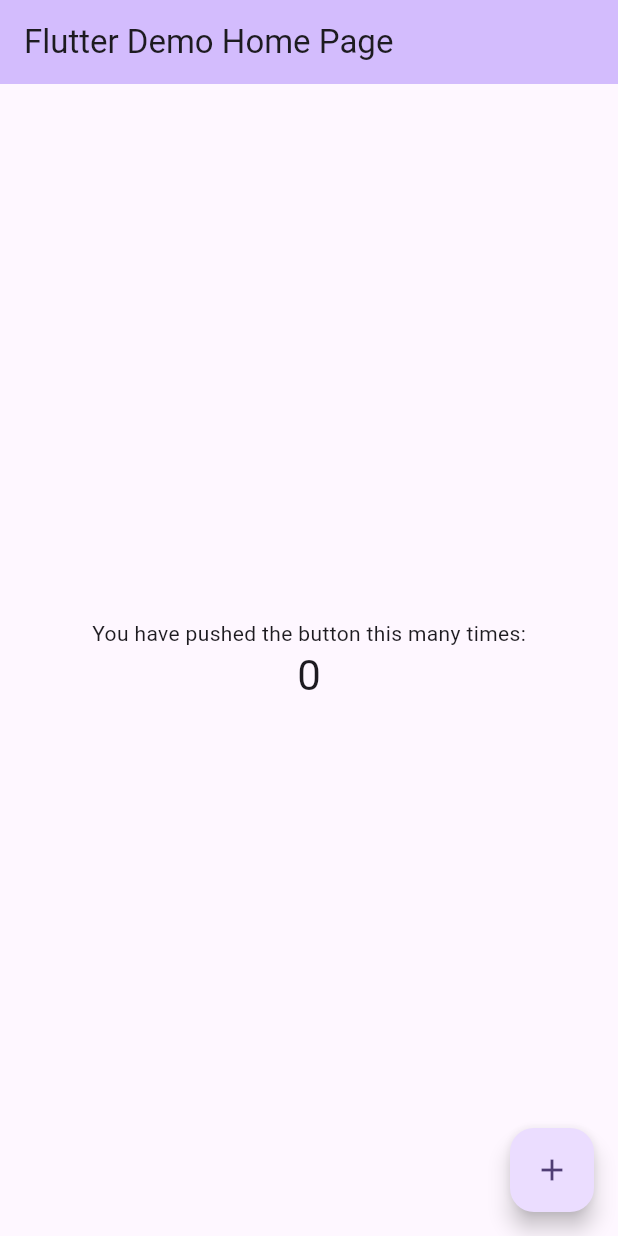
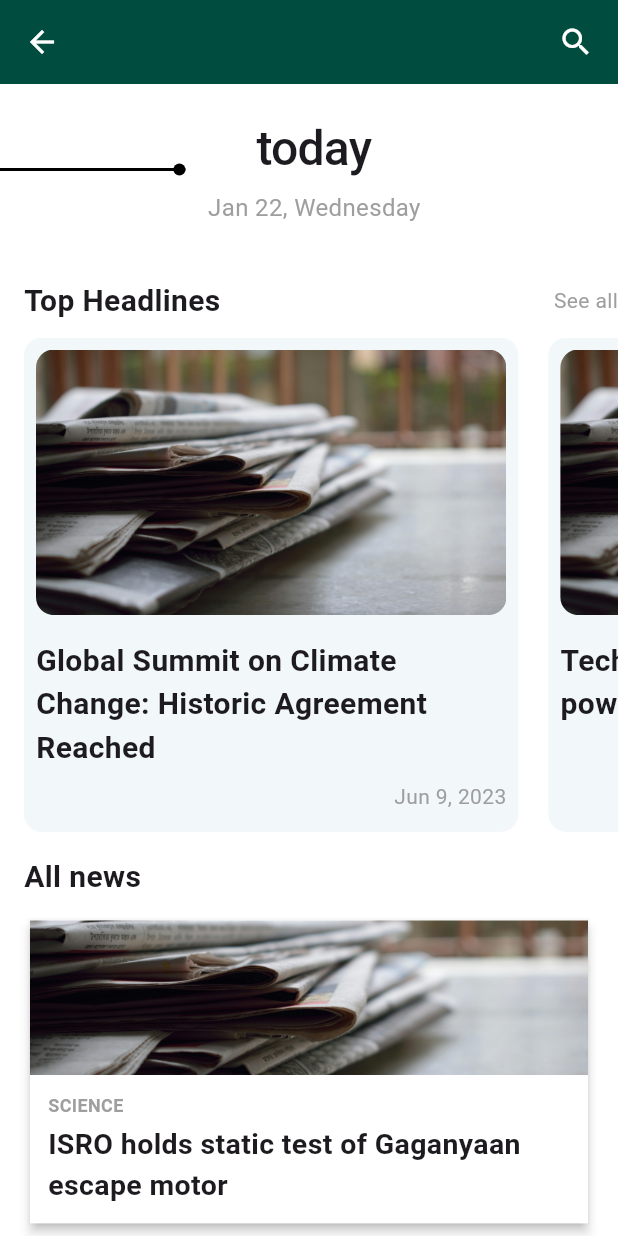
Before and after one commit to Niyaljacob/NewsPulse, a Flutter app: the screen it shows after launch, on a phone screen of 412 x 824 dp. Run offline on Flutter 3.47's test engine with Material 3 defaults, Android fonts, the light colour scheme and no system bars.

Commit message:
compled the ui of home page

```diff
--- a/lib/main.dart
+++ b/lib/main.dart
@@ -1,4 +1,5 @@
 import 'package:flutter/material.dart';
+import 'package:newspulse/view/splashScreen/splash_screen.dart';
 
 void main() {
   runApp(const MyApp());
@@ -7,119 +8,14 @@
 class MyApp extends StatelessWidget {
   const MyApp({super.key});
 
-  // This widget is the root of your application.
   @override
   Widget build(BuildContext context) {
     return MaterialApp(
-      title: 'Flutter Demo',
       theme: ThemeData(
-        // This is the theme of your application.
-        //
-        // TRY THIS: Try running your application with "flutter run". You'll see
-        // the application has a purple toolbar. Then, without quitting the app,
-        // try changing the seedColor in the colorScheme below to Colors.green
-        // and then invoke "hot reload" (save your changes or press the "hot
-        // reload" button in a Flutter-supported IDE, or press "r" if you used
-        // the command line to start the app).
-        //
-        // Notice that the counter didn't reset back to zero; the application
-        // state is not lost during the reload. To reset the state, use hot
-        // restart instead.
-        //
-        // This works for code too, not just values: Most code changes can be
-        // tested with just a hot reload.
-        colorScheme: ColorScheme.fromSeed(seedColor: Colors.deepPurple),
-        useMaterial3: true,
+
       ),
-      home: const MyHomePage(title: 'Flutter Demo Home Page'),
+      debugShowCheckedModeBanner: false,
+      home: SplashScreen()
     );
   }
 }
-
-class MyHomePage extends StatefulWidget {
-  const MyHomePage({super.key, required this.title});
-
-  // This widget is the home page of your application. It is stateful, meaning
-  // that it has a State object (defined below) that contains fields that affect
-  // how it looks.
-
-  // This class is the configuration for the state. It holds the values (in this
-  // case the title) provided by the parent (in this case the App widget) and
-  // used by the build method of the State. Fields in a Widget subclass are
-  // always marked "final".
-
-  final String title;
-
-  @override
-  State<MyHomePage> createState() => _MyHomePageState();
-}
-
-class _MyHomePageState extends State<MyHomePage> {
-  int _counter = 0;
-
-  void _incrementCounter() {
-    setState(() {
-      // This call to setState tells the Flutter framework that something has
-      // changed in this State, which causes it to rerun the build method below
-      // so that the display can reflect the updated values. If we changed
-      // _counter without calling setState(), then the build method would not be
-      // called again, and so nothing would appear to happen.
-      _counter++;
-    });
-  }
-
-  @override
-  Widget build(BuildContext context) {
-    // This method is rerun every time setState is called, for instance as done
-    // by the _incrementCounter method above.
-    //
-    // The Flutter framework has been optimized to make rerunning build methods
-    // fast, so that you can just rebuild anything that needs updating rather
-    // than having to individually change instances of widgets.
-    return Scaffold(
-      appBar: AppBar(
-        // TRY THIS: Try changing the color here to a specific color (to
-        // Colors.amber, perhaps?) and trigger a hot reload to see the AppBar
-        // change color while the other colors stay the same.
-        backgroundColor: Theme.of(context).colorScheme.inversePrimary,
-        // Here we take the value from the MyHomePage object that was created by
-        // the App.build method, and use it to set our appbar title.
-        title: Text(widget.title),
-      ),
-      body: Center(
-        // Center is a layout widget. It takes a single child and positions it
-        // in the middle of the parent.
-        child: Column(
-          // Column is also a layout widget. It takes a list of children and
-          // arranges them vertically. By default, it sizes itself to fit its
-          // children horizontally, and tries to be as tall as its parent.
-          //
-          // Column has various properties to control how it sizes itself and
-          // how it positions its children. Here we use mainAxisAlignment to
-          // center the children vertically; the main axis here is the vertical
-          // axis because Columns are vertical (the cross axis would be
-          // horizontal).
-          //
-          // TRY THIS: Invoke "debug painting" (choose the "Toggle Debug Paint"
-          // action in the IDE, or press "p" in the console), to see the
-          // wireframe for each widget.
-          mainAxisAlignment: MainAxisAlignment.center,
-          children: <Widget>[
-            const Text(
-              'You have pushed the button this many times:',
-            ),
-            Text(
-              '$_counter',
-              style: Theme.of(context).textTheme.headlineMedium,
-            ),
-          ],
-        ),
-      ),
-      floatingActionButton: FloatingActionButton(
-        onPressed: _incrementCounter,
-        tooltip: 'Increment',
-        child: const Icon(Icons.add),
-      ), // This trailing comma makes auto-formatting nicer for build methods.
-    );
-  }
-}
--- /dev/null
+++ b/lib/utils/color.dart
@@ -0,0 +1,10 @@
+import 'package:flutter/material.dart';
+
+const whiteColor = Colors.white;
+const cardColor = Color.fromARGB(255, 242, 247, 249);
+const black = Colors.black;
+const grey = Colors.grey;
+const red =Colors.red;
+const green = Colors.green;
+const locationIcon = Color(0xFF2FDF84);
+const searchColor = Color.fromRGBO(238, 238, 238, 1.0);
--- /dev/null
+++ b/lib/utils/image.dart
@@ -0,0 +1 @@
+const splashImg = 'assets/splashimg.png';
--- /dev/null
+++ b/lib/view/home/home_screen.dart
@@ -0,0 +1,248 @@
+import 'package:flutter/material.dart';
+import 'package:newspulse/utils/color.dart';
+import 'package:newspulse/view/home/widgets/today_header.dart'; // Import the intl package
+
+class HomeScreen extends StatelessWidget {
+  const HomeScreen({super.key});
+
+  @override
+  Widget build(BuildContext context) {
+
+
+    return Scaffold(
+      backgroundColor: whiteColor,
+      appBar: AppBar(
+        backgroundColor: Colors.teal.shade900,
+        leading: Icon(Icons.arrow_back, color: whiteColor),
+        title: Row(
+          children: [
+            Spacer(),
+            Icon(Icons.search, color: whiteColor),
+          ],
+        ),
+        elevation: 0,
+      ),
+      body: SingleChildScrollView(
+        child: Column(
+          children: [
+            // Date
+            TodayHeader(),
+            // Top Headlines Section
+            Padding(
+              padding: const EdgeInsets.only(top: 16, left: 16),
+              child: Column(
+                children: [
+                  Row(
+                    mainAxisAlignment: MainAxisAlignment.spaceBetween,
+                    children: [
+                      Text(
+                        "Top Headlines",
+                        style: TextStyle(
+                          fontSize: 20,
+                          fontWeight: FontWeight.bold,
+                        ),
+                      ),
+                      Text(
+                        "See all",
+                        style: TextStyle(
+                          color: grey,
+                          fontSize: 14,
+                        ),
+                      ),
+                    ],
+                  ),
+                  SizedBox(height: 10),
+                  // Horizontal List
+                  SingleChildScrollView(
+                    scrollDirection: Axis.horizontal,
+                    child: Row(
+                      children: [
+                        TopHeadlineCard(
+                          imageUrl: "assets/news1.jpg",
+                          title:
+                              "Global Summit on Climate Change: Historic Agreement Reached",
+                          date: "Jun 9, 2023",
+                        ),
+                        SizedBox(width: 20),
+                        TopHeadlineCard(
+                          imageUrl: "assets/news1.jpg",
+                          title:
+                              "Tech Companies Roll Out AI-powered Innovations",
+                          date: "Jun 10, 2023",
+                        ),
+                      ],
+                    ),
+                  ),
+                ],
+              ),
+            ),
+            // All News Section
+            Padding(
+              padding: const EdgeInsets.all(16.0),
+              child: Column(
+                crossAxisAlignment: CrossAxisAlignment.start,
+                children: [
+                  Text(
+                    "All news",
+                    style: TextStyle(
+                      fontSize: 20,
+                      fontWeight: FontWeight.bold,
+                    ),
+                  ),
+                  SizedBox(height: 10),
+                  NewsCard(
+                    category: "SCIENCE",
+                    title: "ISRO holds static test of Gaganyaan escape motor",
+                    imageUrl: "assets/news1.jpg",
+                  ),
+                  SizedBox(height: 20),
+                  NewsCard(
+                    category: "WORLD",
+                    title: "Walmart expands globally with new innovations",
+                    imageUrl: "assets/news1.jpg",
+                  ),
+                ],
+              ),
+            )
+          ],
+        ),
+      ),
+    );
+  }
+}
+
+class TopHeadlineCard extends StatelessWidget {
+  final String imageUrl;
+  final String title;
+  final String date;
+
+  const TopHeadlineCard({
+    super.key,
+    required this.imageUrl,
+    required this.title,
+    required this.date,
+  });
+
+  @override
+  Widget build(BuildContext context) {
+    final screenWidth = MediaQuery.of(context).size.width;
+
+    return Container(
+      width: screenWidth * 0.8,
+      height: screenWidth * 0.8,
+      decoration: BoxDecoration(
+        borderRadius: BorderRadius.circular(12),
+        color:  cardColor,
+
+      ),
+      child: Column(
+        crossAxisAlignment: CrossAxisAlignment.start,
+        children: [
+          Padding(
+            padding: const EdgeInsets.symmetric(vertical: 8.0, horizontal: 8.0),
+            child: Center(
+              child: ClipRRect(
+                borderRadius: BorderRadius.circular(12),
+                child: Image.asset(
+                  imageUrl,
+                  height: screenWidth * 0.43,
+                  width: screenWidth * 0.8,
+                  fit: BoxFit.cover,
+                ),
+              ),
+            ),
+          ),
+          Padding(
+            padding: const EdgeInsets.all(8.0),
+            child: Text(
+              title,
+              maxLines: 3,
+              overflow: TextOverflow.ellipsis,
+              style: const TextStyle(
+                fontWeight: FontWeight.bold,
+                fontSize: 20,
+              ),
+            ),
+          ),
+          Padding(
+            padding: const EdgeInsets.symmetric(horizontal: 8.0),
+            child: Row(
+              mainAxisAlignment: MainAxisAlignment.end,
+              children: [
+                Text(
+                  date,
+                  style: const TextStyle(color: grey),
+                ),
+              ],
+            ),
+          ),
+          const SizedBox(height: 4),
+        ],
+      ),
+    );
+  }
+}
+
+class NewsCard extends StatelessWidget {
+  final String category;
+  final String title;
+  final String imageUrl;
+
+  const NewsCard({super.key,
+    required this.category,
+    required this.title,
+    required this.imageUrl,
+  });
+
+  @override
+  Widget build(BuildContext context) {
+    final screenWidth = MediaQuery.of(context).size.width;
+
+    return Card(
+      color: whiteColor,
+      elevation: 3,
+      shape: RoundedRectangleBorder(
+        borderRadius: BorderRadius.circular(0),
+      ),
+      child: Column(
+        crossAxisAlignment: CrossAxisAlignment.start,
+        children: [
+          ClipRRect(
+            child: Image.asset(
+              imageUrl,
+              height: screenWidth * 0.25,
+              width: double.infinity,
+              fit: BoxFit.cover,
+            ),
+          ),
+          Padding(
+            padding: const EdgeInsets.all(12.0),
+            child: Column(
+              crossAxisAlignment: CrossAxisAlignment.start,
+              children: [
+                Text(
+                  category.toUpperCase(),
+                  style: const TextStyle(
+                    fontWeight: FontWeight.bold,
+                    color: grey,
+                    fontSize: 12,
+                  ),
+                ),
+                const SizedBox(height: 4),
+                Text(
+                  title,
+                  maxLines: 2,
+                  overflow: TextOverflow.ellipsis,
+                  style: const TextStyle(
+                    fontWeight: FontWeight.bold,
+                    fontSize: 19,
+                  ),
+                ),
+              ],
+            ),
+          ),
+        ],
+      ),
+    );
+  }
+}
--- /dev/null
+++ b/lib/view/home/widgets/date.dart
@@ -0,0 +1,37 @@
+import 'package:flutter/material.dart';
+import 'package:newspulse/utils/color.dart';
+
+class Date extends StatelessWidget {
+  const Date({
+    super.key,
+    required this.todayDate,
+  });
+
+  final String todayDate;
+
+  @override
+  Widget build(BuildContext context) {
+    return Column(
+      crossAxisAlignment: CrossAxisAlignment.center,
+      children: [
+        const Text(
+          "today",
+          style: TextStyle(
+            fontSize: 32,
+            fontWeight: FontWeight.w500,
+            letterSpacing: -0.5,
+          ),
+        ),
+        const SizedBox(height: 5),
+        Text(
+          todayDate,
+          style: const TextStyle(
+            color: grey,
+            fontSize: 16,
+            fontWeight: FontWeight.w400,
+          ),
+        ),
+      ],
+    );
+  }
+}
--- /dev/null
+++ b/lib/view/home/widgets/line_dot.dart
@@ -0,0 +1,33 @@
+import 'package:flutter/material.dart';
+import 'package:newspulse/utils/color.dart';
+
+class LineAndDot extends StatelessWidget {
+  const LineAndDot({
+    super.key,
+  });
+
+  @override
+  Widget build(BuildContext context) {
+    return SizedBox(
+      width: MediaQuery.of(context).size.width * 0.3,
+      child: Stack(
+        alignment: Alignment.centerRight,
+        children: [
+          Container(
+            height: 2,
+            color: black,
+            width: double.infinity,
+          ),
+          Container(
+            width: 8,
+            height: 8,
+            decoration: const BoxDecoration(
+              color: black,
+              shape: BoxShape.circle,
+            ),
+          ),
+        ],
+      ),
+    );
+  }
+}
--- /dev/null
+++ b/lib/view/home/widgets/today_header.dart
@@ -0,0 +1,29 @@
+// lib/widgets/today_header.dart
+import 'package:flutter/material.dart';
+import 'package:intl/intl.dart';
+import 'package:newspulse/view/home/widgets/date.dart';
+import 'package:newspulse/view/home/widgets/line_dot.dart';
+
+class TodayHeader extends StatelessWidget {
+  const TodayHeader({super.key});
+
+  @override
+  Widget build(BuildContext context) {
+    String todayDate = DateFormat('MMM d, EEEE').format(DateTime.now());
+
+    return Padding(
+      padding: const EdgeInsets.symmetric(vertical: 20.0),
+      child: Center(
+        child: Row(
+          children: [
+            // Line and Dot
+            LineAndDot(),
+            const SizedBox(width: 15),
+            // Today Date
+            Date(todayDate: todayDate),
+          ],
+        ),
+      ),
+    );
+  }
+}
--- /dev/null
+++ b/lib/view/splashScreen/splash_screen.dart
@@ -0,0 +1,32 @@
+import 'dart:async';
+import 'package:flutter/material.dart';
+import 'package:newspulse/view/home/home_screen.dart';
+import 'package:newspulse/view/splashScreen/widgets/splash_image.dart'; // Ensure this import is correct
+
+class SplashScreen extends StatefulWidget {
+  const SplashScreen({super.key});
+
+  @override
+  // ignore: library_private_types_in_public_api
+  _SplashScreenState createState() => _SplashScreenState();
+}
+
+class _SplashScreenState extends State<SplashScreen> {
+  @override
+  void initState() {
+    super.initState();
+    Timer(const Duration(seconds: 5), () {
+      Navigator.pushReplacement(
+        context,
+        MaterialPageRoute(builder: (context) =>  HomeScreen()),
+      );
+    });
+  }
+
+  @override
+  Widget build(BuildContext context) {
+    return Scaffold(
+      body: SplashImage(),
+    );
+  }
+}
--- /dev/null
+++ b/lib/view/splashScreen/widgets/splash_image.dart
@@ -0,0 +1,22 @@
+import 'package:flutter/material.dart';
+import 'package:newspulse/utils/image.dart';
+
+class SplashImage extends StatelessWidget {
+  const SplashImage({
+    super.key,
+  });
+
+  @override
+  Widget build(BuildContext context) {
+    return Center(
+
+      child: Center(
+        child: Image.asset(
+          splashImg,
+          height: 300,
+          width: 300,
+        ),
+      ),
+    );
+  }
+}
```
Also changed, not shown: pubspec.yaml (+9 -13 lines), assets/news1.jpg (added), assets/splashimg.png (added), pubspec.lock, 1 other file.
